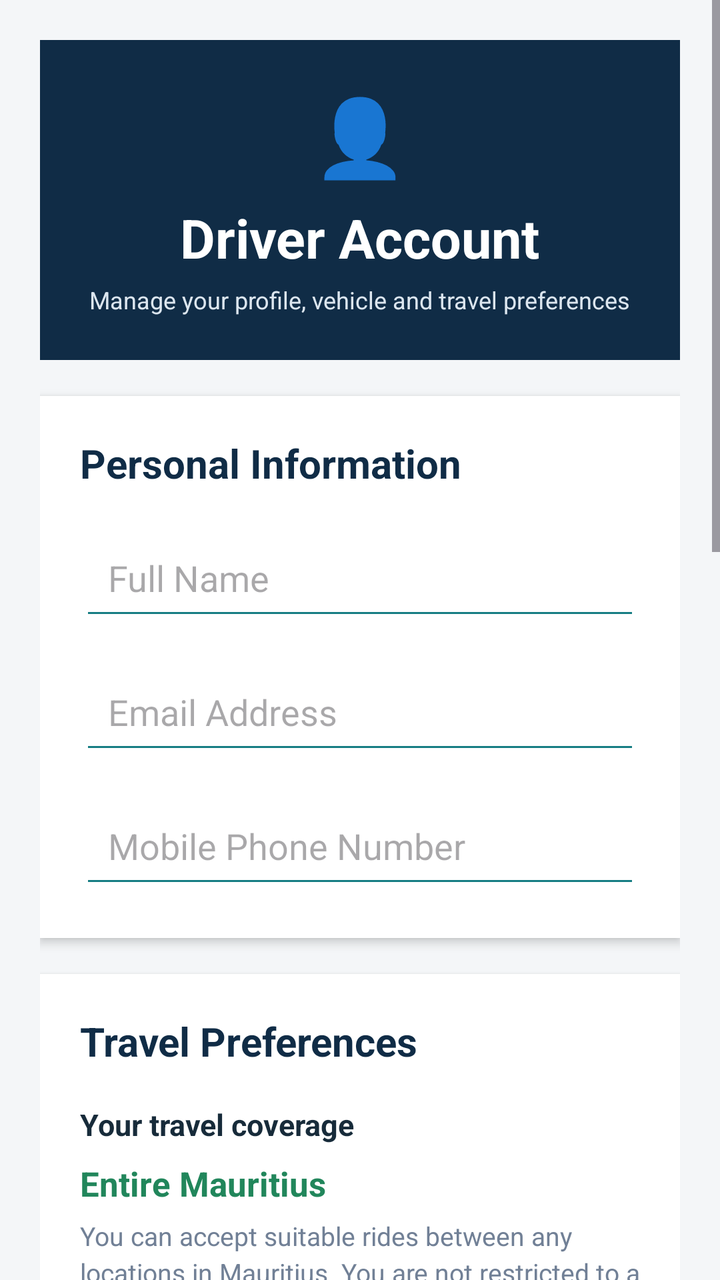
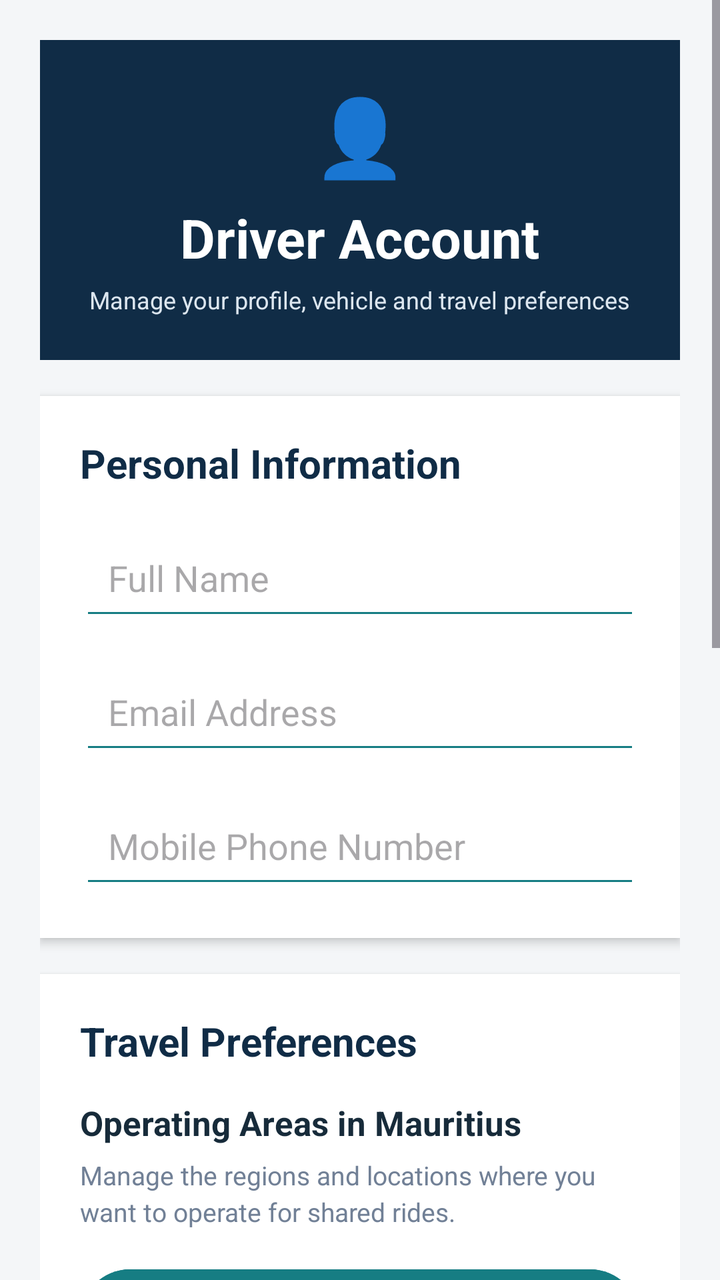

The first picture is an Android layout as it rendered before a commit; the second is the same layout after the commit. The layout source and the unified diff follow.
<!-- AndroidManifest.xml: application theme Theme.RideConnect -->
<!-- res/layout/activity_driver_account.xml -->
<?xml version="1.0" encoding="utf-8"?>
<ScrollView
    xmlns:android="http://schemas.android.com/apk/res/android"
    android:layout_width="match_parent"
    android:layout_height="match_parent"
    android:background="@color/screen_background"
    android:fillViewport="true">

    <LinearLayout
        android:layout_width="match_parent"
        android:layout_height="wrap_content"
        android:orientation="vertical"
        android:padding="20dp">

        
        <LinearLayout
            android:layout_width="match_parent"
            android:layout_height="160dp"
            android:orientation="vertical"
            android:gravity="center"
            android:background="@color/navy"
            android:padding="20dp">

            <TextView
                android:layout_width="wrap_content"
                android:layout_height="wrap_content"
                android:text="👤"
                android:textSize="38sp"/>

            <TextView
                android:layout_width="wrap_content"
                android:layout_height="wrap_content"
                android:text="Driver Account"
                android:textSize="27sp"
                android:textStyle="bold"
                android:textColor="@color/white"
                android:layout_marginTop="8dp"/>

            <TextView
                android:layout_width="wrap_content"
                android:layout_height="wrap_content"
                android:text="Manage your profile, vehicle and travel preferences"
                android:textSize="12sp"
                android:textColor="#DCE6EF"
                android:layout_marginTop="5dp"
                android:gravity="center"/>

        </LinearLayout>

        
        <LinearLayout
            android:layout_width="match_parent"
            android:layout_height="wrap_content"
            android:orientation="vertical"
            android:background="@color/white"
            android:padding="20dp"
            android:layout_marginTop="18dp"
            android:elevation="3dp">

            <TextView
                android:layout_width="match_parent"
                android:layout_height="wrap_content"
                android:text="Personal Information"
                android:textSize="20sp"
                android:textStyle="bold"
                android:textColor="@color/navy"/>

            <EditText
                android:id="@+id/nameInput"
                android:layout_width="match_parent"
                android:layout_height="55dp"
                android:hint="Full Name"
                android:inputType="textPersonName|textCapWords"
                android:singleLine="true"
                android:layout_marginTop="15dp"
                android:paddingStart="14dp"
                android:paddingEnd="14dp"
                android:textColor="@color/text_primary"
                android:backgroundTint="@color/teal"/>

            <EditText
                android:id="@+id/emailInput"
                android:layout_width="match_parent"
                android:layout_height="55dp"
                android:hint="Email Address"
                android:inputType="textEmailAddress"
                android:enabled="false"
                android:singleLine="true"
                android:layout_marginTop="12dp"
                android:paddingStart="14dp"
                android:paddingEnd="14dp"
                android:textColor="@color/text_primary"
                android:backgroundTint="@color/teal"/>

            <EditText
                android:id="@+id/phoneInput"
                android:layout_width="match_parent"
                android:layout_height="55dp"
                android:hint="Mobile Phone Number"
                android:inputType="phone"
                android:singleLine="true"
                android:layout_marginTop="12dp"
                android:paddingStart="14dp"
                android:paddingEnd="14dp"
                android:textColor="@color/text_primary"
                android:backgroundTint="@color/teal"/>

        </LinearLayout>

        
        <LinearLayout
            android:layout_width="match_parent"
            android:layout_height="wrap_content"
            android:orientation="vertical"
            android:background="@color/white"
            android:padding="20dp"
            android:layout_marginTop="18dp"
            android:elevation="3dp">

            <TextView
                android:layout_width="match_parent"
                android:layout_height="wrap_content"
                android:text="Travel Preferences"
                android:textSize="20sp"
                android:textStyle="bold"
                android:textColor="@color/navy"/>

            <TextView
                android:layout_width="match_parent"
                android:layout_height="wrap_content"
                android:text="Your travel coverage"
                android:textSize="15sp"
                android:textStyle="bold"
                android:textColor="@color/text_primary"
                android:layout_marginTop="18dp"/>

            <TextView
                android:layout_width="match_parent"
                android:layout_height="wrap_content"
                android:text="Entire Mauritius"
                android:textSize="17sp"
                android:textStyle="bold"
                android:textColor="@color/success"
                android:layout_marginTop="8dp"/>

            <TextView
                android:layout_width="match_parent"
                android:layout_height="wrap_content"
                android:text="You can accept suitable rides between any locations in Mauritius. You are not restricted to a particular district."
                android:textSize="13sp"
                android:textColor="@color/text_secondary"
                android:layout_marginTop="6dp"
                android:lineSpacingExtra="3dp"/>

            <View
                android:layout_width="match_parent"
                android:layout_height="1dp"
                android:background="@color/border"
                android:layout_marginTop="20dp"
                android:layout_marginBottom="18dp"/>

            <TextView
                android:layout_width="match_parent"
                android:layout_height="wrap_content"
                android:text="Preferred Operating Areas"
                android:textSize="15sp"
                android:textStyle="bold"
                android:textColor="@color/text_primary"/>

            <TextView
                android:layout_width="match_parent"
                android:layout_height="wrap_content"
                android:text="Select the districts where you usually operate. You can select multiple areas or leave this empty."
                android:textSize="13sp"
                android:textColor="@color/text_secondary"
                android:layout_marginTop="6dp"
                android:lineSpacingExtra="3dp"/>

            <Button
                android:id="@+id/choosePreferredAreasButton"
                android:layout_width="match_parent"
                android:layout_height="55dp"
                android:text="CHOOSE PREFERRED AREAS"
                android:textAllCaps="false"
                android:textColor="@color/white"
                android:backgroundTint="@color/teal"
                android:layout_marginTop="15dp"/>

            <TextView
                android:id="@+id/preferredAreasSummary"
                android:layout_width="match_parent"
                android:layout_height="wrap_content"
                android:text="No preferred areas selected."
                android:textSize="13sp"
                android:textColor="@color/text_secondary"
                android:background="@color/screen_background"
                android:padding="14dp"
                android:layout_marginTop="10dp"/>

        </LinearLayout>

        
        <LinearLayout
            android:layout_width="match_parent"
            android:layout_height="wrap_content"
            android:orientation="vertical"
            android:background="@color/white"
            android:padding="20dp"
            android:layout_marginTop="18dp"
            android:elevation="3dp">

            <TextView
                android:layout_width="match_parent"
                android:layout_height="wrap_content"
                android:text="Vehicle Information"
                android:textSize="20sp"
                android:textStyle="bold"
                android:textColor="@color/navy"/>

            <EditText
                android:id="@+id/carMakeInput"
                android:layout_width="match_parent"
                android:layout_height="55dp"
                android:hint="Car Make"
                android:inputType="textCapWords"
                android:singleLine="true"
                android:layout_marginTop="15dp"
                android:paddingStart="14dp"
                android:paddingEnd="14dp"
                android:backgroundTint="@color/teal"/>

            <EditText
                android:id="@+id/carModelInput"
                android:layout_width="match_parent"
                android:layout_height="55dp"
                android:hint="Car Model"
                android:inputType="textCapWords"
                android:singleLine="true"
                android:layout_marginTop="12dp"
                android:paddingStart="14dp"
                android:paddingEnd="14dp"
                android:backgroundTint="@color/teal"/>

            <EditText
                android:id="@+id/carColorInput"
                android:layout_width="match_parent"
                android:layout_height="55dp"
                android:hint="Car Colour"
                android:inputType="textCapWords"
                android:singleLine="true"
                android:layout_marginTop="12dp"
                android:paddingStart="14dp"
                android:paddingEnd="14dp"
                android:backgroundTint="@color/teal"/>

            <EditText
                android:id="@+id/carRegistrationInput"
                android:layout_width="match_parent"
                android:layout_height="55dp"
                android:hint="Car Registration Number"
                android:inputType="textCapCharacters"
                android:singleLine="true"
                android:layout_marginTop="12dp"
                android:paddingStart="14dp"
                android:paddingEnd="14dp"
                android:backgroundTint="@color/teal"/>

        </LinearLayout>

        
        <Button
            android:id="@+id/saveButton"
            android:layout_width="match_parent"
            android:layout_height="58dp"
            android:text="SAVE CHANGES"
            android:textSize="16sp"
            android:textStyle="bold"
            android:textAllCaps="false"
            android:textColor="@color/white"
            android:backgroundTint="@color/teal"
            android:layout_marginTop="22dp"
            android:layout_marginBottom="25dp"
            android:elevation="3dp"/>

        <Button
            android:id="@+id/driverLogoutButton"
            android:layout_width="match_parent"
            android:layout_height="55dp"
            android:text="LOG OUT"
            android:textSize="15sp"
            android:textStyle="bold"
            android:textAllCaps="false"
            android:textColor="@color/white"
            android:backgroundTint="@color/error"
            android:layout_marginBottom="20dp"
            android:elevation="3dp"/>

    </LinearLayout>

</ScrollView>
<!-- resources referenced by this layout -->
<resources>
  <color name="border">#E2E8F0</color>
  <color name="error">#D64545</color>
  <color name="navy">#102C46</color>
  <color name="screen_background">#F4F6F8</color>
  <color name="success">#21865B</color>
  <color name="teal">#167D83</color>
  <color name="text_primary">#172B3A</color>
  <color name="text_secondary">#718096</color>
  <color name="white">#FFFFFFFF</color>
  <style name="Theme.RideConnect" parent="Base.Theme.RideConnect" />
  <style name="Base.Theme.RideConnect" parent="Theme.Material3.Light.NoActionBar">
  
          
          <item name="colorPrimary">@color/navy</item>
          <item name="colorOnPrimary">@color/white</item>
  
          <item name="colorSecondary">@color/teal</item>
          <item name="colorOnSecondary">@color/white</item>
  
          <item name="colorTertiary">@color/gold</item>
          <item name="colorOnTertiary">@color/navy</item>
  
          
          <item name="colorSurface">@color/card_white</item>
          <item name="colorOnSurface">@color/text_primary</item>
  
          
          <item name="android:statusBarColor">@color/navy</item>
          <item name="android:navigationBarColor">@color/card_white</item>
  
          <item name="android:windowLightStatusBar">false</item>
          <item name="android:windowLightNavigationBar">true</item>
  
          
          <item name="android:windowBackground">@color/screen_background</item>
  
          
          <item name="android:colorAccent">@color/teal</item>
  
      </style>
  <color name="gold">#F2B84B</color>
  <color name="card_white">#FFFFFF</color>
</resources>

<!-- the commit's change to res/layout/activity_driver_account.xml (unified diff, before → after) -->
@@ -128,74 +128,34 @@
             <TextView
                 android:layout_width="match_parent"
                 android:layout_height="wrap_content"
-                android:text="Your travel coverage"
-                android:textSize="15sp"
-                android:textStyle="bold"
-                android:textColor="@color/text_primary"
-                android:layout_marginTop="18dp"/>
-
-            <TextView
-                android:layout_width="match_parent"
-                android:layout_height="wrap_content"
-                android:text="Entire Mauritius"
+                android:text="Operating Areas in Mauritius"
                 android:textSize="17sp"
                 android:textStyle="bold"
-                android:textColor="@color/success"
-                android:layout_marginTop="8dp"/>
-
-            <TextView
-                android:layout_width="match_parent"
-                android:layout_height="wrap_content"
-                android:text="You can accept suitable rides between any locations in Mauritius. You are not restricted to a particular district."
+                android:textColor="@color/text_primary"
+                android:layout_marginTop="16dp"/>
+
+            <TextView
+                android:layout_width="match_parent"
+                android:layout_height="wrap_content"
+                android:text="Manage the regions and locations where you want to operate for shared rides."
                 android:textSize="13sp"
                 android:textColor="@color/text_secondary"
                 android:layout_marginTop="6dp"
                 android:lineSpacingExtra="3dp"/>
 
-            <View
-                android:layout_width="match_parent"
-                android:layout_height="1dp"
-                android:background="@color/border"
-                android:layout_marginTop="20dp"
-                android:layout_marginBottom="18dp"/>
-
-            <TextView
-                android:layout_width="match_parent"
-                android:layout_height="wrap_content"
-                android:text="Preferred Operating Areas"
-                android:textSize="15sp"
-                android:textStyle="bold"
-                android:textColor="@color/text_primary"/>
-
-            <TextView
-                android:layout_width="match_parent"
-                android:layout_height="wrap_content"
-                android:text="Select the districts where you usually operate. You can select multiple areas or leave this empty."
-                android:textSize="13sp"
-                android:textColor="@color/text_secondary"
-                android:layout_marginTop="6dp"
-                android:lineSpacingExtra="3dp"/>
-
+            
             <Button
-                android:id="@+id/choosePreferredAreasButton"
-                android:layout_width="match_parent"
-                android:layout_height="55dp"
-                android:text="CHOOSE PREFERRED AREAS"
+                android:id="@+id/selectedLocationsButton"
+                android:layout_width="match_parent"
+                android:layout_height="58dp"
+                android:text="📍  MANAGE SELECTED LOCATIONS"
+                android:textSize="14sp"
+                android:textStyle="bold"
                 android:textAllCaps="false"
                 android:textColor="@color/white"
                 android:backgroundTint="@color/teal"
-                android:layout_marginTop="15dp"/>
-
-            <TextView
-                android:id="@+id/preferredAreasSummary"
-                android:layout_width="match_parent"
-                android:layout_height="wrap_content"
-                android:text="No preferred areas selected."
-                android:textSize="13sp"
-                android:textColor="@color/text_secondary"
-                android:background="@color/screen_background"
-                android:padding="14dp"
-                android:layout_marginTop="10dp"/>
+                android:layout_marginTop="16dp"
+                android:elevation="2dp"/>
 
         </LinearLayout>
 
@@ -282,6 +242,7 @@
             android:layout_marginBottom="25dp"
             android:elevation="3dp"/>
 
+        
         <Button
             android:id="@+id/driverLogoutButton"
             android:layout_width="match_parent"
<!-- resource entries referenced after the edit -->
@@ -1,10 +1,8 @@
 <!-- resources referenced by this layout -->
 <resources>
-  <color name="border">#E2E8F0</color>
   <color name="error">#D64545</color>
   <color name="navy">#102C46</color>
   <color name="screen_background">#F4F6F8</color>
-  <color name="success">#21865B</color>
   <color name="teal">#167D83</color>
   <color name="text_primary">#172B3A</color>
   <color name="text_secondary">#718096</color>
